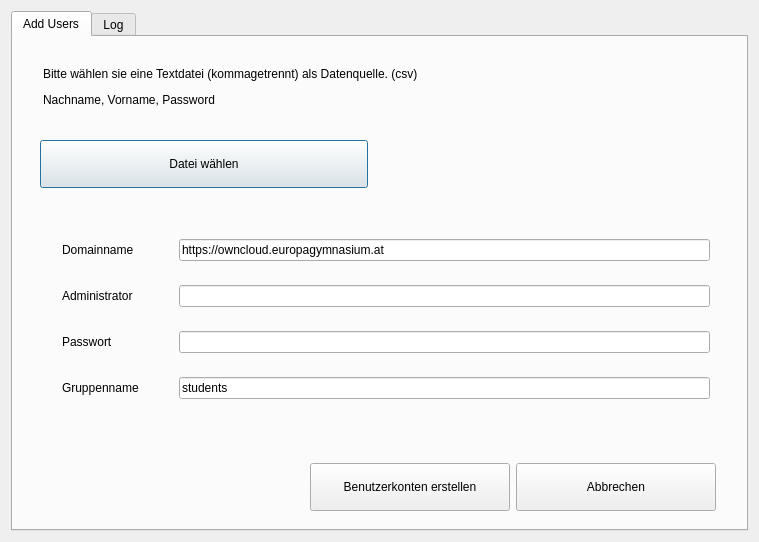
First picture: the form in nextcloudusers.ui, repository valueerrorx/life-nextcloudusers, before the edit.
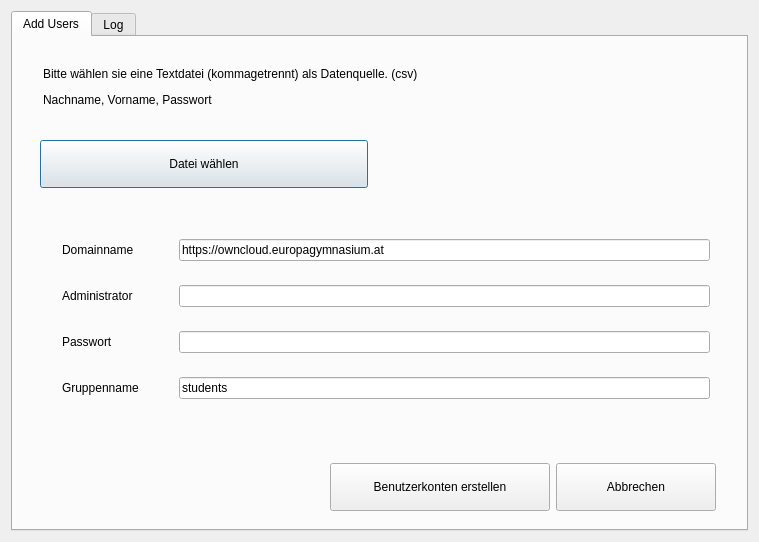
Second picture: the form after the edit. Icons and pictures are not drawn.

What changed in the file:
```diff
--- a/nextcloudusers.ui
+++ b/nextcloudusers.ui
@@ -75,7 +75,7 @@
              </font>
             </property>
             <property name="text">
-             <string>&lt;html&gt;&lt;head/&gt;&lt;body&gt;&lt;p&gt;Bitte wählen sie eine Textdatei (kommagetrennt) als Datenquelle. (csv)&lt;/p&gt;&lt;p&gt;Nachname, Vorname, Password&lt;/p&gt;&lt;/body&gt;&lt;/html&gt;</string>
+             <string>&lt;html&gt;&lt;head/&gt;&lt;body&gt;&lt;p&gt;Bitte wählen sie eine Textdatei (kommagetrennt) als Datenquelle. (csv)&lt;/p&gt;&lt;p&gt;Nachname, Vorname, Passwort&lt;/p&gt;&lt;/body&gt;&lt;/html&gt;</string>
             </property>
             <property name="alignment">
              <set>Qt::AlignLeading|Qt::AlignLeft|Qt::AlignTop</set>
@@ -388,7 +388,7 @@
            <widget class="QPushButton" name="start">
             <property name="minimumSize">
              <size>
-              <width>200</width>
+              <width>220</width>
               <height>48</height>
              </size>
             </property>
@@ -411,7 +411,7 @@
            <widget class="QPushButton" name="exit">
             <property name="minimumSize">
              <size>
-              <width>200</width>
+              <width>160</width>
               <height>48</height>
              </size>
             </property>
```
